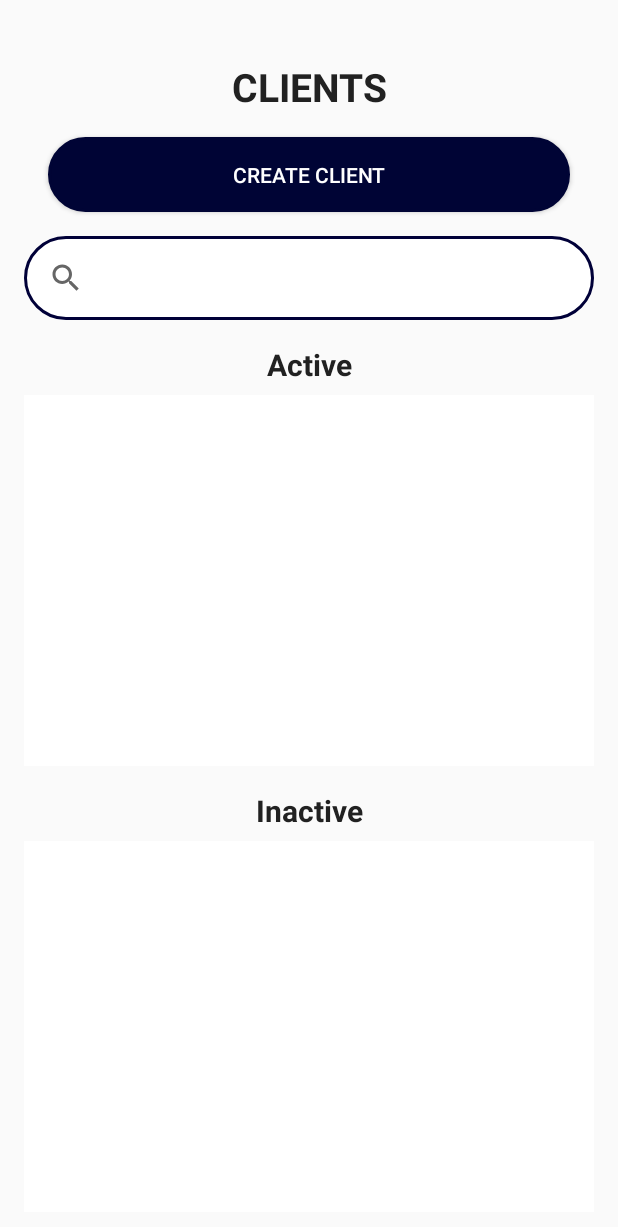
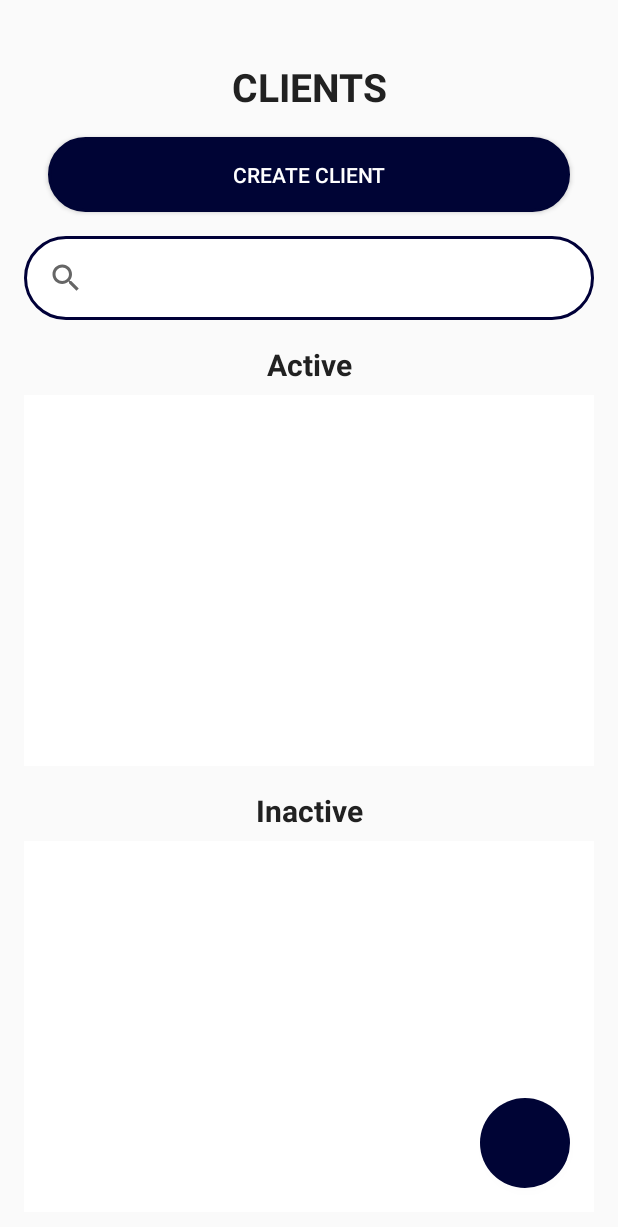
Before and after one commit to raniajarral/stfapp, an Android app built with Jetpack Compose: the CollectorDetailsActivity screen opened directly, with no data from a screen before it, on a phone screen of 412 x 824 dp. Shown: the top 1227 px of the screen. Run offline under Robolectric (Android 15) with nearby library versions, the phone set to English and light mode, and no system bars; our stand-ins replace Firebase (no records; nobody signed in at launch, a user with empty details on screens opened directly).

Commit message:
ClientDetailsActivity fetches the data from DB but the editbutton and save button isnt functional. badclients button is functional and list of bad clients will show in BadClientsActivity.
added a round button for BadClientsActivity in CollectorDetailsActivity

```diff
--- a/app/src/main/AndroidManifest.xml
+++ b/app/src/main/AndroidManifest.xml
@@ -13,6 +13,9 @@
         android:supportsRtl="true"
         android:theme="@style/Theme.STFAPP"
         tools:targetApi="31">
+        <activity
+            android:name=".BadClientsActivity"
+            android:exported="false" />
         <activity
             android:name=".ClientDetailsActivity"
             android:exported="false" />
--- a/app/src/main/java/com/example/stfapp/CollectorDetailsActivity.kt
+++ b/app/src/main/java/com/example/stfapp/CollectorDetailsActivity.kt
@@ -16,6 +16,7 @@ class CollectorDetailsActivity : AppCompatActivity() {
     private lateinit var activeClientsListView: ListView
     private lateinit var inactiveClientsListView: ListView
     private lateinit var createClientButton: Button
+    private lateinit var badClientsButton: Button // Step 1: Add the button variable
 
     override fun onCreate(savedInstanceState: Bundle?) {
         super.onCreate(savedInstanceState)
@@ -25,9 +26,17 @@ class CollectorDetailsActivity : AppCompatActivity() {
         activeClientsListView = findViewById(R.id.activeClientsListView)
         inactiveClientsListView = findViewById(R.id.inactiveClientsListView)
         createClientButton = findViewById(R.id.createClientButton)
+        badClientsButton = findViewById(R.id.badClientsButton) // Step 2: Find the button by ID
 
+        // Set up the Create Client button
         createClientButton.setOnClickListener {
             val intent = Intent(this, CreateClientActivity::class.java)
+            startActivity(intent)
+        }
+
+        // Set up the Bad Clients button
+        badClientsButton.setOnClickListener { // Step 3: Set the click listener
+            val intent = Intent(this, BadClientsActivity::class.java) // Step 4: Start BadClientsActivity
             startActivity(intent)
         }
 
--- /dev/null
+++ b/app/src/main/res/drawable/circular_button.xml
@@ -0,0 +1,10 @@
+<shape xmlns:android="http://schemas.android.com/apk/res/android"
+    android:shape="oval">
+
+    <solid android:color="@color/colorPrimary" /> <!-- Change this to your desired color -->
+
+    <size
+        android:width="60dp"
+        android:height="60dp" />
+
+</shape>
--- /dev/null
+++ b/app/src/main/res/drawable/ic_bad_clients.xml
@@ -0,0 +1,4 @@
+<?xml version="1.0" encoding="utf-8"?>
+<selector xmlns:android="http://schemas.android.com/apk/res/android">
+
+</selector>
--- a/app/src/main/res/layout/activity_collector_details.xml
+++ b/app/src/main/res/layout/activity_collector_details.xml
@@ -110,4 +110,16 @@
         app:layout_constraintStart_toStartOf="parent"
         app:layout_constraintTop_toBottomOf="@id/clientSearchView" />
 
+    <Button
+        app:layout_constraintBottom_toBottomOf="parent"
+        app:layout_constraintEnd_toEndOf="parent"
+        android:id="@+id/badClientsButton"
+        android:layout_width="60dp"
+        android:layout_height="60dp"
+        android:layout_marginEnd="16dp"
+        android:layout_marginBottom="16dp"
+        android:background="@drawable/circular_button"
+        android:contentDescription="Bad Clients"
+        android:text="" /><!-- Set text to empty to only show the logo -->
+
 </androidx.constraintlayout.widget.ConstraintLayout>
```
Also changed, not shown: app/src/main/java/com/example/stfapp/BadClientsActivity.kt (added, +50 -0 lines), app/src/main/java/com/example/stfapp/ClientDetailsActivity.kt (+46 -11 lines), app/src/main/res/layout/activity_bad_clients.xml (added, +36 -0 lines).
